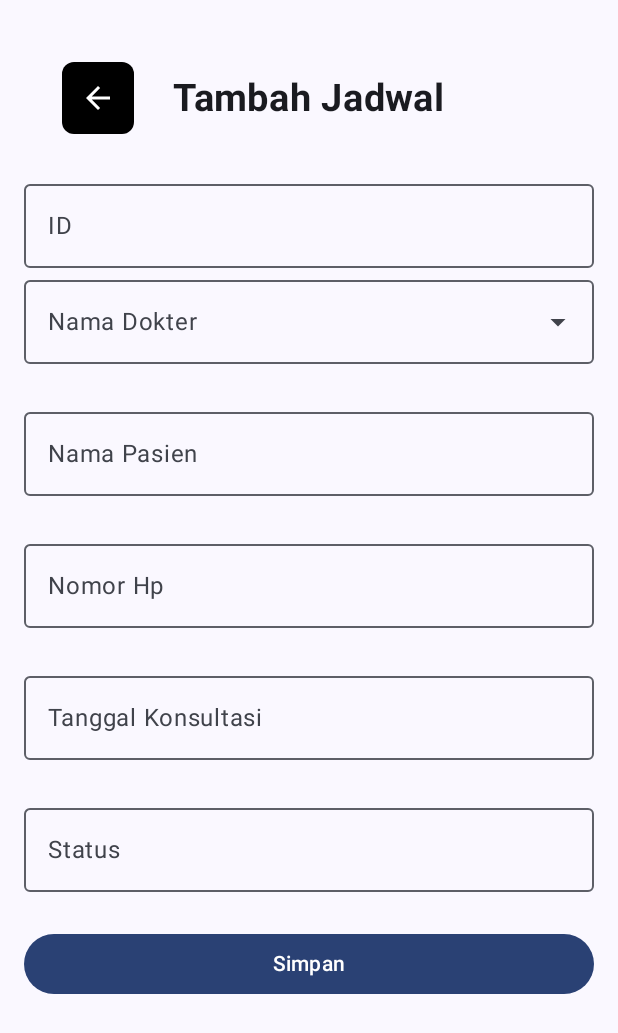
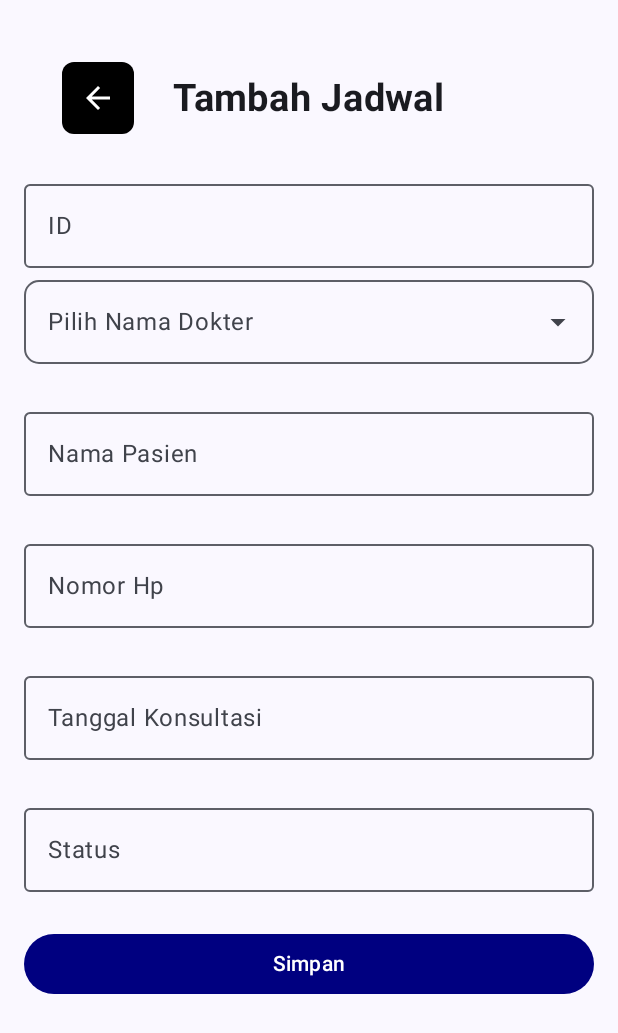
Before and after one commit to ijaamm/UcpRoomDatabase_0018, an Android app built with Jetpack Compose: the composable InsertJadView shown on its own in the app's theme, on a phone screen of 412 x 824 dp. Shown: the top 1033 px of the screen. Run offline under Robolectric (Android 15) with nearby library versions, the phone set to English and light mode, and no system bars; 1 statement that could not run was skipped.

Commit message:
menambahkan ui untuk semua halaman di jadwal

```diff
--- a/app/src/main/java/com/example/ucp2/ui/view/jadwal/InsertJadwalView.kt
+++ b/app/src/main/java/com/example/ucp2/ui/view/jadwal/InsertJadwalView.kt
@@ -2,10 +2,12 @@ package com.example.ucp2.ui.view.jadwal
 
 import androidx.compose.foundation.layout.Arrangement
 import androidx.compose.foundation.layout.Column
+import androidx.compose.foundation.layout.Spacer
 import androidx.compose.foundation.layout.fillMaxSize
 import androidx.compose.foundation.layout.fillMaxWidth
 import androidx.compose.foundation.layout.padding
 import androidx.compose.material3.Button
+import androidx.compose.material3.ButtonDefaults
 import androidx.compose.material3.DropdownMenuItem
 import androidx.compose.material3.ExperimentalMaterial3Api
 import androidx.compose.material3.ExposedDropdownMenuBox
@@ -28,6 +30,7 @@ import androidx.compose.ui.Modifier
 import androidx.compose.ui.graphics.Color
 import androidx.compose.ui.unit.dp
 import androidx.lifecycle.viewmodel.compose.viewModel
+import com.example.ucp2.ui.customwidget.DynamicSelectedTextField
 import com.example.ucp2.ui.customwidget.TopAppBar
 import com.example.ucp2.ui.navigation.RouteNavigation
 import com.example.ucp2.viewmodel.FormErrorJadwalState
@@ -43,10 +46,12 @@ fun FormJadwal(
     jadwalEvent: JadwalEvent = JadwalEvent(),
     onValueChange: (JadwalEvent) -> Unit = { },
     errorJadwalState: FormErrorJadwalState,
+    viewModel: JadwalViewModel = viewModel(factory = PenyediaViewModel.Factory),
     modifier: Modifier = Modifier
 ) {
-    val listNmDokter = listOf("Spesialis Anak", "Spesialis Gigi", "Spesialis Kulit", "Spesialis Bedah")
-    var expanded by rememberSaveable { mutableStateOf(false) }
+    var chosenDropdown by remember { mutableStateOf("") }
+
+    var PilihDokter by remember { mutableStateOf(listOf<String>()) }
 
     Column(
         modifier = modifier.fillMaxWidth()
@@ -60,39 +65,25 @@ fun FormJadwal(
         )
 
         // Dropdown for Spesialis
-        ExposedDropdownMenuBox(
-            expanded = expanded,
-            onExpandedChange = { expanded = !expanded }
-        ) {
-            OutlinedTextField(
-                modifier = Modifier
-                    .fillMaxWidth()
-                    .menuAnchor(),
-                value = jadwalEvent.NmDokter,
-                onValueChange = { },
-                readOnly = true,
-                label = { Text("Nama Dokter") },
-                trailingIcon = {
-                    ExposedDropdownMenuDefaults.TrailingIcon(expanded = expanded)
-                },
-                isError = errorJadwalState.NmDokter != null
-            )
-            ExposedDropdownMenu(
-                expanded = expanded,
-                onDismissRequest = { expanded = false }
-            ) {
-                listNmDokter.forEach { NmDokter ->
-                    DropdownMenuItem(
-                        text = { Text(text = NmDokter) },
-                        onClick = {
-                            onValueChange(jadwalEvent.copy(NmDokter = NmDokter))
-                            expanded = false
-                        }
-                    )
-                }
+        LaunchedEffect (Unit) {
+            viewModel.listDokter.collect { dokterList ->
+                PilihDokter = dokterList.map { it.nama }
             }
         }
-        Text(text = errorJadwalState.NmDokter ?: "", color = Color.Red)
+
+        DynamicSelectedTextField(
+            selectedValue = chosenDropdown,
+            options = PilihDokter,
+            label = "Pilih Nama Dokter",
+            onValueChangedEvent = {
+                onValueChange(jadwalEvent.copy(NmDokter = it))
+                chosenDropdown = it
+            }
+        )
+        Text(
+            text = errorJadwalState.NmDokter ?: "",
+            color = Color.Red
+        )
 
         OutlinedTextField(
             modifier = modifier.fillMaxWidth(),
@@ -153,7 +144,10 @@ fun InsertBodyJadwal(
         )
         Button(
             onClick = onClick,
-            modifier = modifier.fillMaxWidth()
+            modifier = modifier.fillMaxWidth(),
+            colors = ButtonDefaults.buttonColors(
+                containerColor = Color(0XFF000080)
+            )
         ){
             Text(text = "Simpan")
         }
--- a/app/src/main/java/com/example/ucp2/ui/view/jadwal/UpdateJadwalView.kt
+++ b/app/src/main/java/com/example/ucp2/ui/view/jadwal/UpdateJadwalView.kt
@@ -12,7 +12,6 @@ import androidx.compose.runtime.LaunchedEffect
 import androidx.compose.runtime.remember
 import androidx.compose.runtime.rememberCoroutineScope
 import androidx.compose.ui.Modifier
-import androidx.compose.ui.tooling.preview.Preview
 import androidx.compose.ui.unit.dp
 import androidx.lifecycle.viewmodel.compose.viewModel
 import com.example.ucp2.ui.customwidget.TopAppBar
```
Also changed, not shown: app/src/main/java/com/example/ucp2/ui/view/jadwal/DetailJadwalView.kt (+10 -7 lines), app/src/main/java/com/example/ucp2/ui/view/jadwal/HomeJadwalView.kt (+14 -7 lines).
